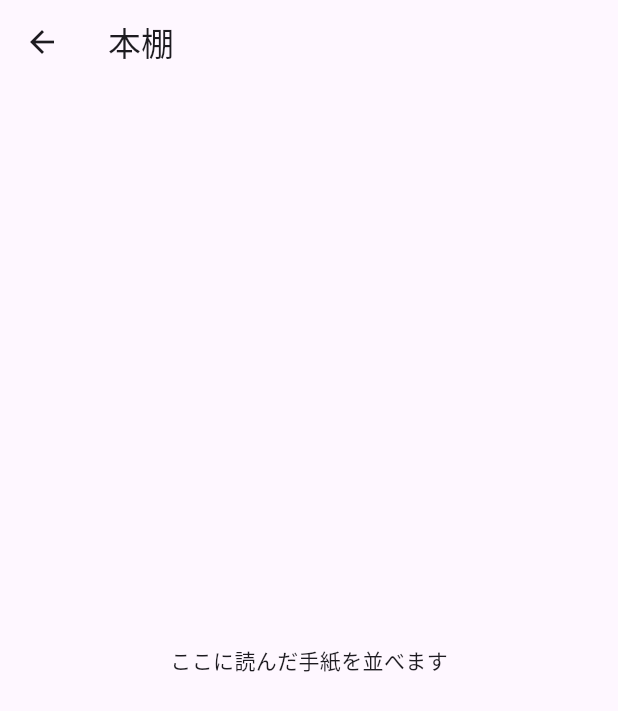
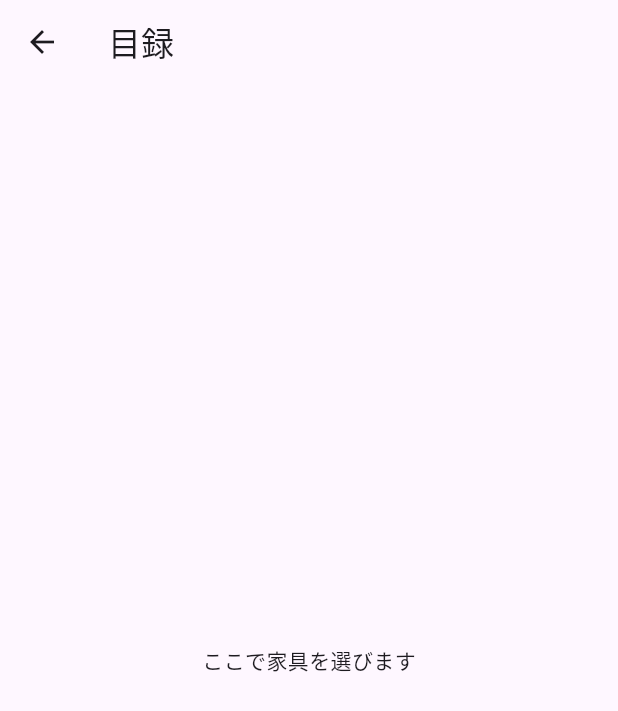
Before and after one commit to LvnOs/AmeTsuzuri, a Flutter app: the screen it shows after launch, after a tap on an icon or button, on a phone screen of 412 x 824 dp. Shown: the top 711 px of the screen. Run offline on Flutter 3.47's test engine with Material 3 defaults, Android fonts, the phone set to English and light mode, and no system bars.

Commit message:
目録ページへの遷移追加

```diff
--- /dev/null
+++ b/lib/features/catalog/presentation/catalog_page.dart
@@ -0,0 +1,13 @@
+import 'package:flutter/material.dart';
+
+class CatalogPage extends StatelessWidget {
+  const CatalogPage({super.key});
+
+  @override
+  Widget build(BuildContext context) {
+    return Scaffold(
+      appBar: AppBar(title: const Text('目録')),
+      body: const Center(child: Text('ここで家具を選びます')),
+    );
+  }
+}
--- a/lib/features/room/presentation/room_page.dart
+++ b/lib/features/room/presentation/room_page.dart
@@ -1,5 +1,6 @@
 import 'package:flutter/material.dart';
 import 'package:ame_tsuzuri/features/bookshelf/presentation/bookshelf_page.dart';
+import 'package:ame_tsuzuri/features/catalog/presentation/catalog_page.dart';
 
 class RoomPage extends StatefulWidget {
   const RoomPage({super.key});
@@ -19,10 +20,18 @@ class _RoomPageState extends State<RoomPage> {
     debugPrint('$areaName tapped');
   }
 
+  // 本棚ページへの遷移
   void _onTapBookshelf() {
     Navigator.of(context).push(
       MaterialPageRoute<void>(builder: (context) => const BookshelfPage()),
     );
+  }
+
+  // 目録ページへの遷移
+  void _onTapCatalog() {
+    Navigator.of(
+      context,
+    ).push(MaterialPageRoute<void>(builder: (context) => const CatalogPage()));
   }
 
   @override
@@ -93,7 +102,7 @@ class _RoomPageState extends State<RoomPage> {
               width: constraints.maxWidth * 0.105,
               height: constraints.maxHeight * 0.28,
               color: Colors.yellow,
-              onTap: _onTapBookshelf,
+              onTap: _onTapCatalog,
             ),
           ],
         );
```
